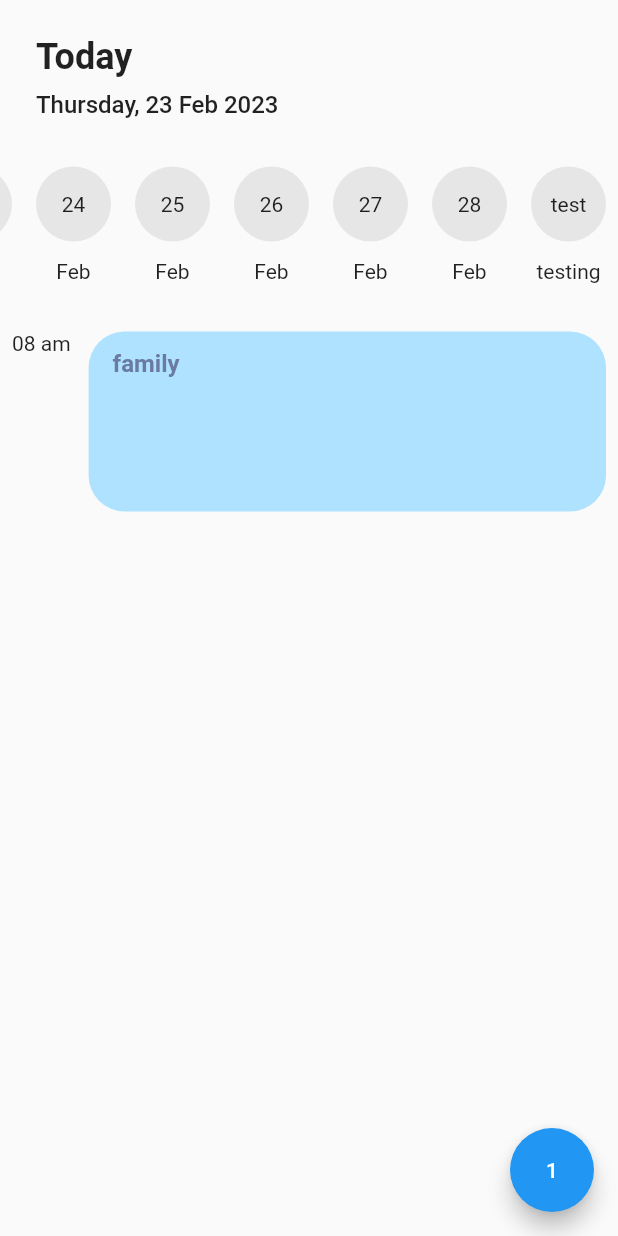
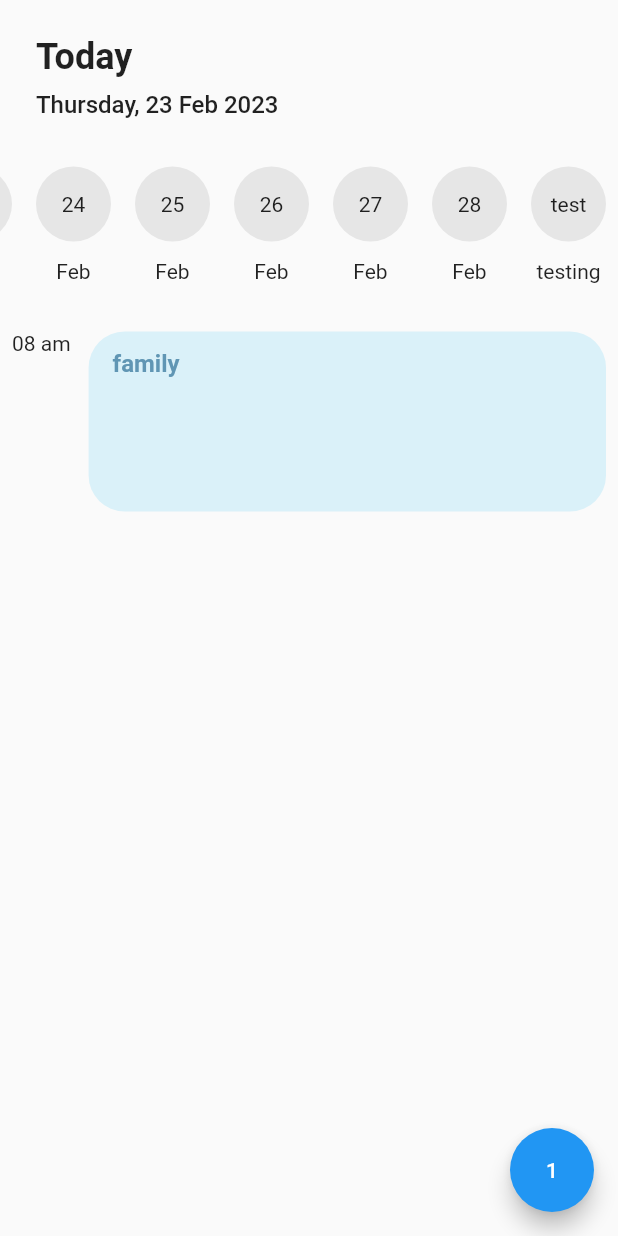
Before and after one commit to ZKRA000/todo_mobile, a Flutter app: the screen it shows after launch, on a phone screen of 412 x 824 dp. Run offline on Flutter 3.47's test engine with Material 2 defaults, Android fonts, the phone set to English and light mode, and no system bars.

Commit message:
fix some warning or error alert

```diff
--- /dev/null
+++ b/lib/components/event_tile.dart
@@ -0,0 +1,51 @@
+import 'package:flutter/material.dart';
+
+class EventTile extends StatelessWidget {
+  const EventTile({super.key});
+
+  @override
+  Widget build(BuildContext context) {
+    return Padding(
+      padding: const EdgeInsets.all(8.0),
+      child: Row(
+        crossAxisAlignment: CrossAxisAlignment.start,
+        children: [
+          Container(
+            padding: const EdgeInsets.only(right: 12),
+            child: const Text('08 am'),
+          ),
+          Expanded(
+            child: ConstrainedBox(
+              constraints: const BoxConstraints(
+                minHeight: 80,
+                maxHeight: 120,
+              ),
+              child: Container(
+                padding: const EdgeInsets.symmetric(
+                  vertical: 12,
+                  horizontal: 16,
+                ),
+                decoration: BoxDecoration(
+                    color: const Color(0xFFDAF1F9),
+                    borderRadius: BorderRadius.circular(24)),
+                child: Column(
+                  crossAxisAlignment: CrossAxisAlignment.start,
+                  children: const [
+                    Text(
+                      style: TextStyle(
+                        fontWeight: FontWeight.w600,
+                        color: Color(0xFF6096B4),
+                        fontSize: 16,
+                      ),
+                      'family',
+                    ),
+                  ],
+                ),
+              ),
+            ),
+          )
+        ],
+      ),
+    );
+  }
+}
--- a/lib/pages/home.dart
+++ b/lib/pages/home.dart
@@ -1,5 +1,8 @@
 import 'package:flutter/material.dart';
 import 'package:intl/intl.dart';
+
+// component
+import '../components/event_tile.dart';
 
 // functions
 import '../functions/date_functions.dart';
@@ -132,48 +135,7 @@ class _HomeState extends State<Home> {
               Expanded(
                 child: Stack(
                   children: [
-                    Padding(
-                      padding: const EdgeInsets.all(8.0),
-                      child: Row(
-                        crossAxisAlignment: CrossAxisAlignment.start,
-                        children: [
-                          Container(
-                            padding: const EdgeInsets.only(right: 12),
-                            child: const Text('08 am'),
-                          ),
-                          Expanded(
-                            child: ConstrainedBox(
-                              constraints: const BoxConstraints(
-                                minHeight: 80,
-                                maxHeight: 120,
-                              ),
-                              child: Container(
-                                padding: EdgeInsets.symmetric(
-                                  vertical: 12,
-                                  horizontal: 16,
-                                ),
-                                decoration: BoxDecoration(
-                                    color: Color(0xFFAEE2FF),
-                                    borderRadius: BorderRadius.circular(24)),
-                                child: Column(
-                                  crossAxisAlignment: CrossAxisAlignment.start,
-                                  children: [
-                                    const Text(
-                                      style: TextStyle(
-                                        fontWeight: FontWeight.w600,
-                                        color: Color(0xFF6B7AA1),
-                                        fontSize: 16,
-                                      ),
-                                      'family',
-                                    ),
-                                  ],
-                                ),
-                              ),
-                            ),
-                          )
-                        ],
-                      ),
-                    ),
+                    const EventTile(),
                     if (empty)
                       Center(
                         child: Opacity(
```
